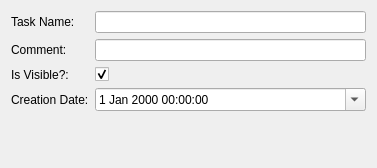
Before: the Qt Designer form src/dontpanik/kpart/core/ui/kedittaskdialog.ui in frankHa/dontpanic, drawn with Qt 5.
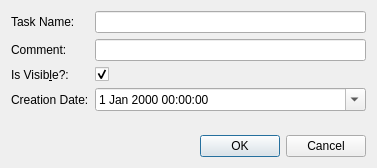
After: the same form once the commit is applied.

```diff
--- a/src/dontpanik/kpart/core/ui/kedittaskdialog.ui
+++ b/src/dontpanik/kpart/core/ui/kedittaskdialog.ui
@@ -1,7 +1,7 @@
 <?xml version="1.0" encoding="UTF-8"?>
 <ui version="4.0">
  <class>KEditTaskDialog</class>
- <widget class="QWidget" name="KEditTaskDialog">
+ <widget class="QDialog" name="KEditTaskDialog">
   <property name="geometry">
    <rect>
     <x>0</x>
@@ -39,7 +39,7 @@
      <item row="2" column="0">
       <widget class="QLabel" name="label_4">
        <property name="text">
-        <string>Is Visible?:</string>
+        <string>Is Visib&amp;le?:</string>
        </property>
        <property name="buddy">
         <cstring>visible</cstring>
@@ -91,6 +91,13 @@
      </property>
     </spacer>
    </item>
+   <item>
+    <widget class="QDialogButtonBox" name="buttons">
+     <property name="standardButtons">
+      <set>QDialogButtonBox::Cancel|QDialogButtonBox::Ok</set>
+     </property>
+    </widget>
+   </item>
   </layout>
  </widget>
  <tabstops>
```
Left out of the diff: 36 changed lines with no effect on the pictures.
